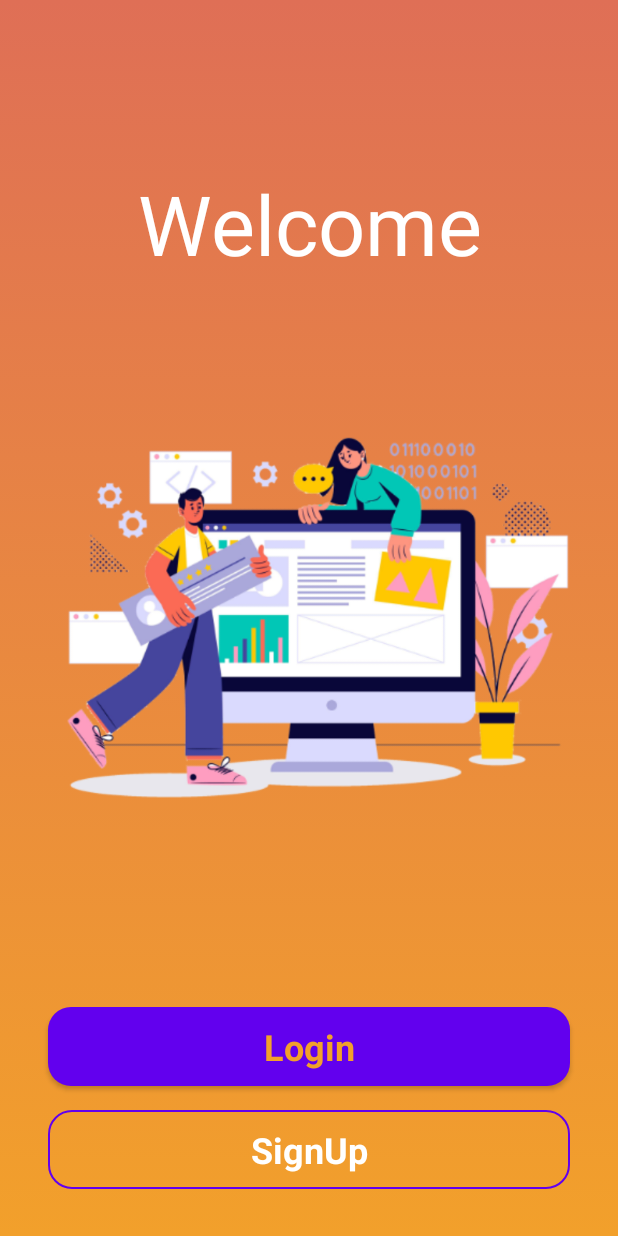
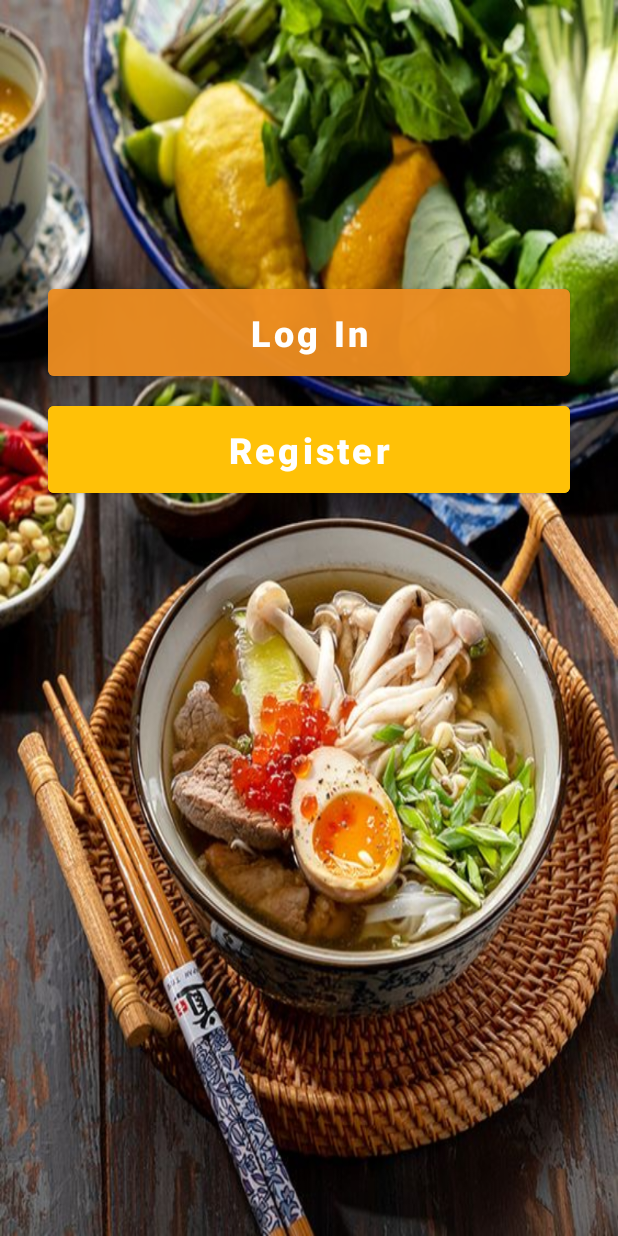
Before and after one commit to ngongo0108/KingPho, an Android app: the screen it shows after launch (WelcomeActivity), on a phone screen of 412 x 824 dp. Run offline under Robolectric (Android 15) with nearby library versions, the phone set to English and light mode, and no system bars.

Commit message:
update layout

```diff
--- a/app/src/main/res/drawable/rounded_background.xml
+++ b/app/src/main/res/drawable/rounded_background.xml
@@ -1,5 +1,5 @@
 <!-- res/drawable/rounded_background.xml -->
 <shape xmlns:android="http://schemas.android.com/apk/res/android">
     <solid android:color="@color/white" />
-    <corners android:topLeftRadius="100dp" android:topRightRadius="100dp" android:bottomLeftRadius="0dp" android:bottomRightRadius="0dp"/>
+    <corners android:topLeftRadius="60dp" android:topRightRadius="60dp" android:bottomLeftRadius="0dp" android:bottomRightRadius="0dp"/>
 </shape>
--- a/app/src/main/res/layout/activity_welcome.xml
+++ b/app/src/main/res/layout/activity_welcome.xml
@@ -4,71 +4,47 @@
     xmlns:tools="http://schemas.android.com/tools"
     android:layout_width="match_parent"
     android:layout_height="match_parent"
-    android:background="@drawable/background_intro"
-    tools:context=".MainActivity" >
-
-    <TextView
-        android:id="@+id/textView"
-        android:layout_width="wrap_content"
-        android:layout_height="wrap_content"
-        android:layout_marginTop="112dp"
-        android:text="Welcome"
-        android:textAlignment="center"
-        android:textColor="#ffffff"
-        android:textSize="55sp"
-        app:layout_constraintEnd_toEndOf="parent"
-        app:layout_constraintStart_toStartOf="parent"
-        app:layout_constraintTop_toTopOf="parent" />
-
-    <ImageView
-        android:id="@+id/imageView"
-        android:layout_width="wrap_content"
-        android:layout_height="wrap_content"
-        android:layout_marginTop="32dp"
-        app:layout_constraintEnd_toEndOf="parent"
-        app:layout_constraintStart_toStartOf="parent"
-        app:layout_constraintTop_toBottomOf="@+id/textView"
-        app:srcCompat="@drawable/logo_intro" />
+    android:background="@drawable/pho_wellcome" >
 
     <LinearLayout
         android:id="@+id/linearLayout"
         android:layout_width="match_parent"
         android:layout_height="wrap_content"
-        android:layout_marginTop="48dp"
+        android:gravity="center_vertical"
         android:orientation="vertical"
         app:layout_constraintBottom_toBottomOf="parent"
         app:layout_constraintEnd_toEndOf="parent"
         app:layout_constraintHorizontal_bias="0.0"
         app:layout_constraintStart_toStartOf="parent"
-        app:layout_constraintTop_toBottomOf="@+id/imageView"
-        app:layout_constraintVertical_bias="0.297">
+        app:layout_constraintTop_toTopOf="parent"
+        app:layout_constraintVertical_bias="0.267">
 
         <Button
             android:id="@+id/btnLogin"
-            style="@android:style/Widget.Button"
             android:layout_width="match_parent"
-            android:layout_height="wrap_content"
+            android:layout_height="70dp"
             android:layout_marginStart="32dp"
             android:layout_marginTop="8dp"
             android:layout_marginEnd="32dp"
-            android:background="@drawable/background_btn_intro1"
-            android:text="Login"
-            android:textColor="#f2a02b"
+            android:backgroundTint="#CCEB8D21"
+            android:text="Log In"
+            android:textAllCaps="false"
+            android:textColor="#fff"
             android:textSize="24sp"
             android:textStyle="bold"
             app:layout_constraintTop_toBottomOf="@+id/imageView" />
 
         <Button
             android:id="@+id/btbSignUp"
-            style="@android:style/Widget.Button"
             android:layout_width="match_parent"
-            android:layout_height="wrap_content"
+            android:layout_height="70dp"
             android:layout_marginStart="32dp"
-            android:layout_marginTop="16dp"
+            android:layout_marginTop="8dp"
             android:layout_marginEnd="32dp"
-            android:background="@drawable/background_btn_intro2"
-            android:text="SignUp"
-            android:textColor="#ffffff"
+            android:backgroundTint="#FFC107"
+            android:text="Register"
+            android:textAllCaps="false"
+            android:textColor="#fff"
             android:textSize="24sp"
             android:textStyle="bold"
             app:layout_constraintTop_toBottomOf="@+id/imageView" />
```
Also changed, not shown: app/src/main/res/layout/activity_login.xml (+14 -18 lines), app/src/main/res/layout/activity_sign_up.xml (+7 -6 lines), app/src/main/res/drawable/pho_wellcome.jpg (added).
